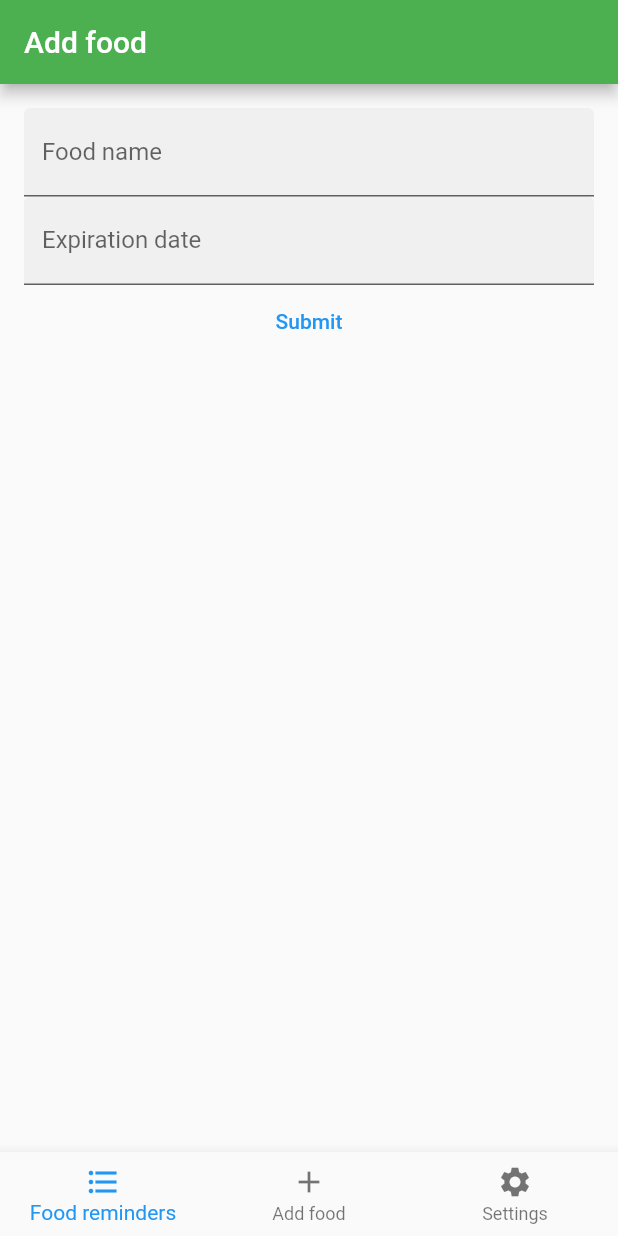
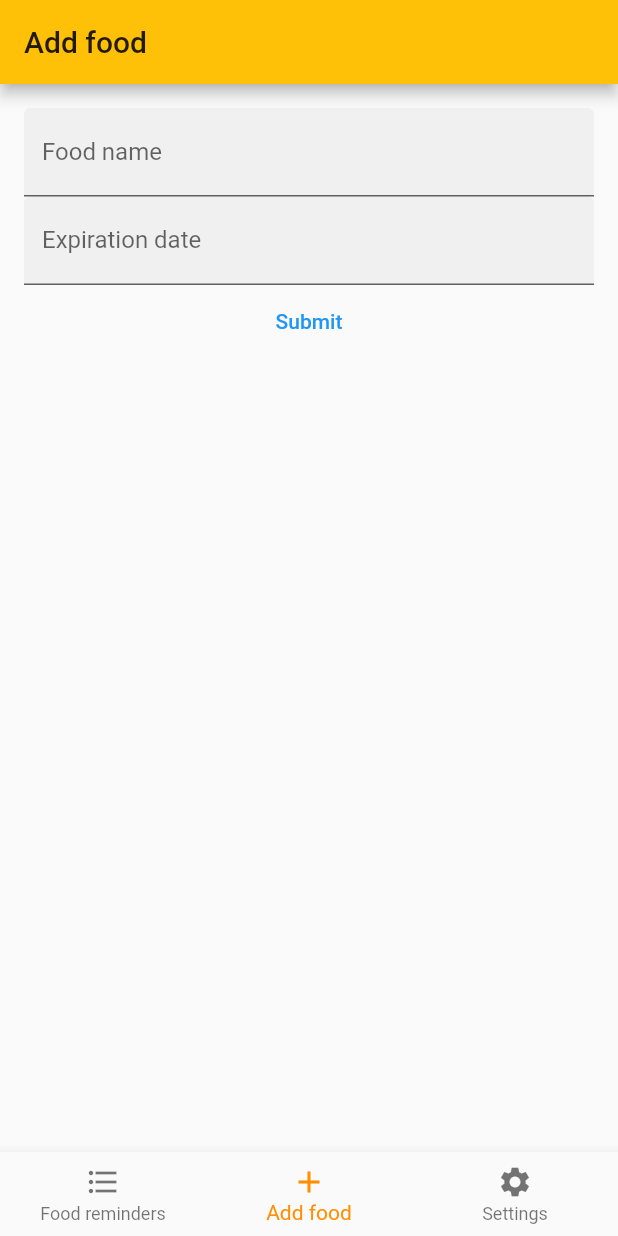
Before and after one commit to eugenio-guarino/Microsoft-Imagine-Cup-Challenge, a Flutter app: the screen it shows after launch, item 2 of the bottom bar chosen, on a phone screen of 412 x 824 dp. Run offline on Flutter 3.47's test engine with Material 2 defaults, Android fonts, the phone set to English and light mode, and no system bars; our stand-ins replace flushbar, google_fonts, image_picker.

Commit message:
Bottom page navigator now changes colour according to selected section

```diff
--- a/Software/food_expiration_reminder/lib/main.dart
+++ b/Software/food_expiration_reminder/lib/main.dart
@@ -24,7 +24,7 @@ class _FormAppState extends State<FormApp> {
   Widget build(BuildContext context) {
     return MaterialApp(
       theme: ThemeData(
-        primaryColor: Colors.green,
+        primaryColor: Colors.amber,
       ),
       home: Scaffold(
         appBar: AppBar(
@@ -33,7 +33,7 @@ class _FormAppState extends State<FormApp> {
         bottomNavigationBar: BottomNavigationBar(
           type: BottomNavigationBarType.fixed,
           onTap: onTabTapped,
-          items: [
+          items: const <BottomNavigationBarItem>[
             BottomNavigationBarItem(
               label: 'Food reminders',
               icon: Icon(Icons.format_list_bulleted),
@@ -47,6 +47,8 @@ class _FormAppState extends State<FormApp> {
               icon: Icon(Icons.settings),
             ),
           ],
+          selectedItemColor: Colors.amber[800],
+          currentIndex: _currentIndex,
         ),
         body: IndexedStack(
           index: _currentIndex,
```
